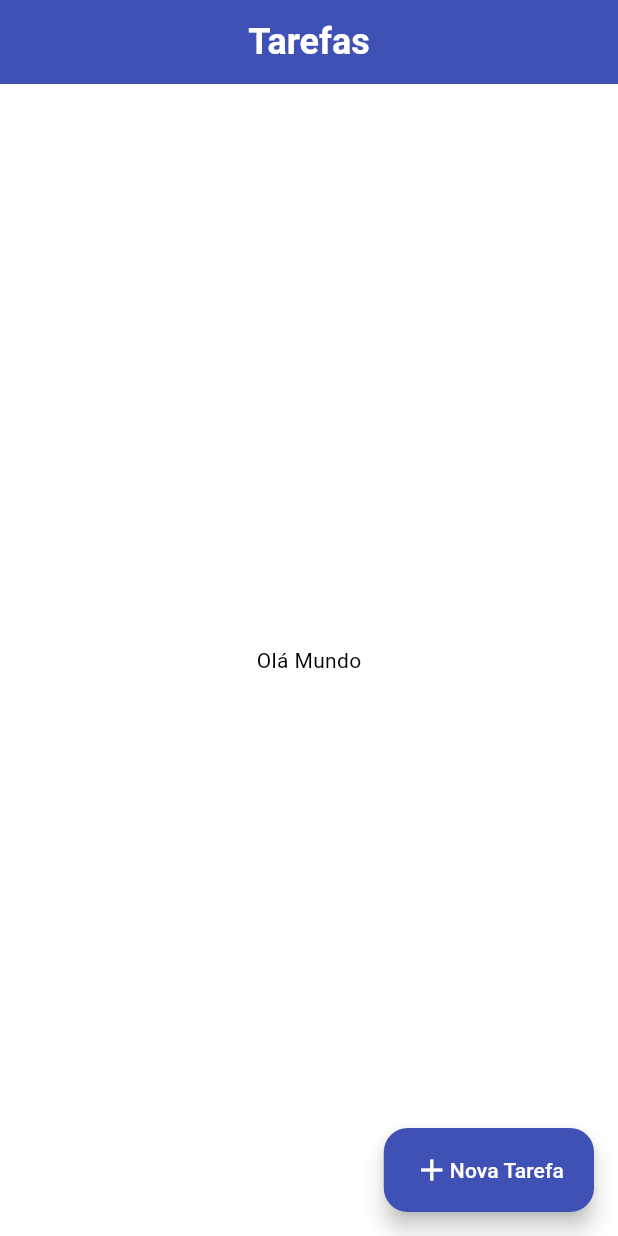
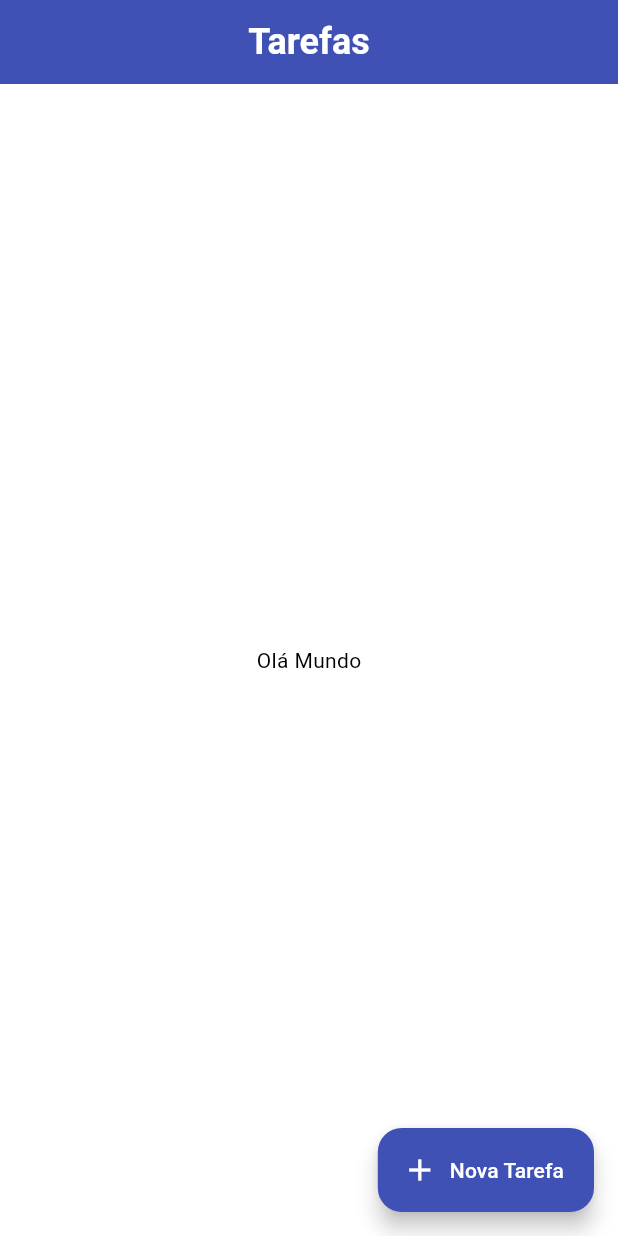
Before and after one commit to geovannifranca/todo_list, a Flutter app: the screen it shows after launch, on a phone screen of 412 x 824 dp. Run offline on Flutter 3.47's test engine with Material 3 defaults, Android fonts, the phone set to English and light mode, and no system bars.

Commit message:
ajuste do icone

```diff
--- a/lib/screens/home_screen.dart
+++ b/lib/screens/home_screen.dart
@@ -20,7 +20,8 @@ class HomeScreen extends StatelessWidget {
       body: Center(child: Text('Olá Mundo')),
       floatingActionButton: FloatingActionButton.extended(
         onPressed: () {},
-        label: Row(children: [Icon(Icons.add), Text('Nova Tarefa')]),
+        label: Text('Nova Tarefa'),
+        icon: Icon(Icons.add),
       ),
     );
   }
```
